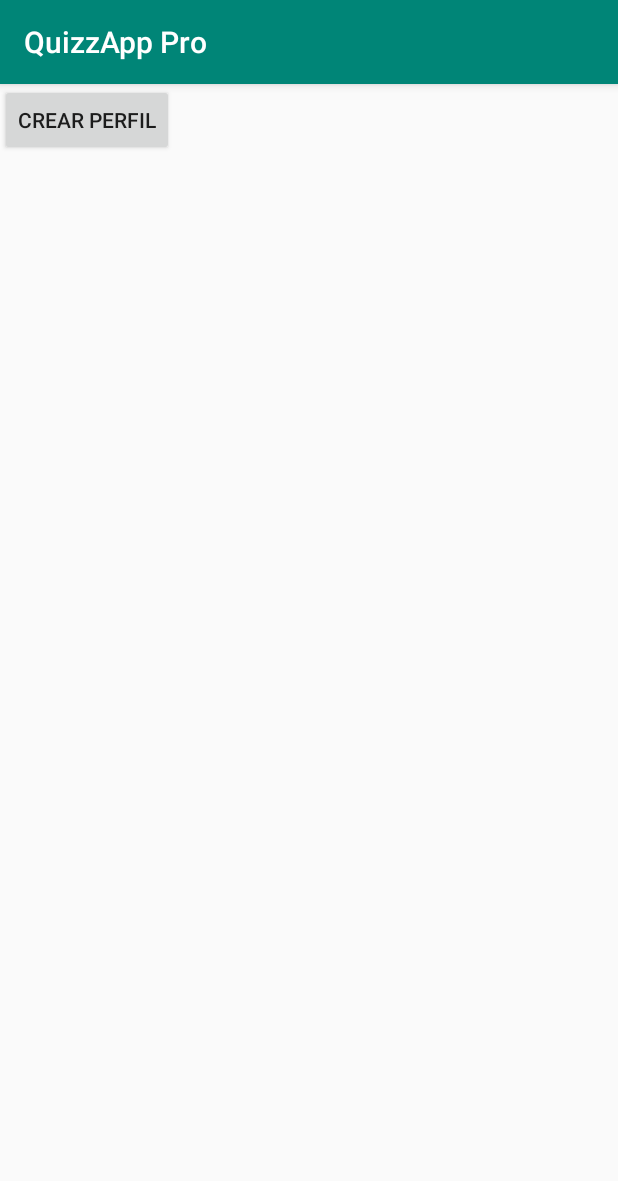
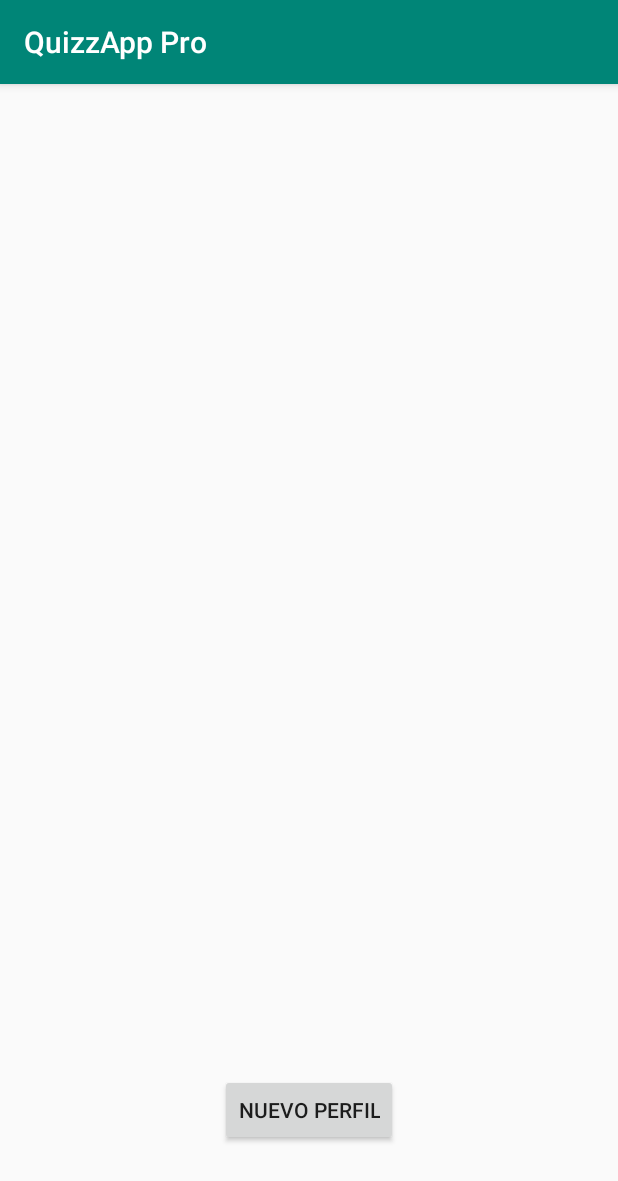
Before and after one commit to Adrianooow96/QuizzAppPro, an Android app: the ProfilesActivity screen opened directly, with no data from a screen before it, on a phone screen of 412 x 824 dp. Shown: the top 1181 px of the screen. Run offline under Robolectric (Android 15) with nearby library versions, the phone set to English and light mode, and no system bars.

Commit message:
no se xd

```diff
--- a/app/src/main/res/layout/activity_profiles.xml
+++ b/app/src/main/res/layout/activity_profiles.xml
@@ -1,26 +1,20 @@
 <?xml version="1.0" encoding="utf-8"?>
 <LinearLayout xmlns:android="http://schemas.android.com/apk/res/android"
-    xmlns:app="http://schemas.android.com/apk/res-auto"
     xmlns:tools="http://schemas.android.com/tools"
     android:layout_width="match_parent"
     android:layout_height="match_parent"
+    android:orientation="vertical"
+    android:gravity="center"
     tools:context=".ProfilesActivity">
 
+    <ListView
+        android:layout_width="match_parent"
+        android:layout_height="600sp"/>
     <Button
         android:id="@+id/createProfile_button"
         android:layout_width="wrap_content"
         android:layout_height="wrap_content"
-        android:text="Crear Perfil" />
-
-    <LinearLayout
-        android:layout_width="match_parent"
-        android:layout_height="wrap_content"
-        android:layout_marginBottom="10sp"
-        android:gravity="center">
-
-
-
-    </LinearLayout>
+        android:text="Nuevo perfil" />
 
 
 </LinearLayout>
```
